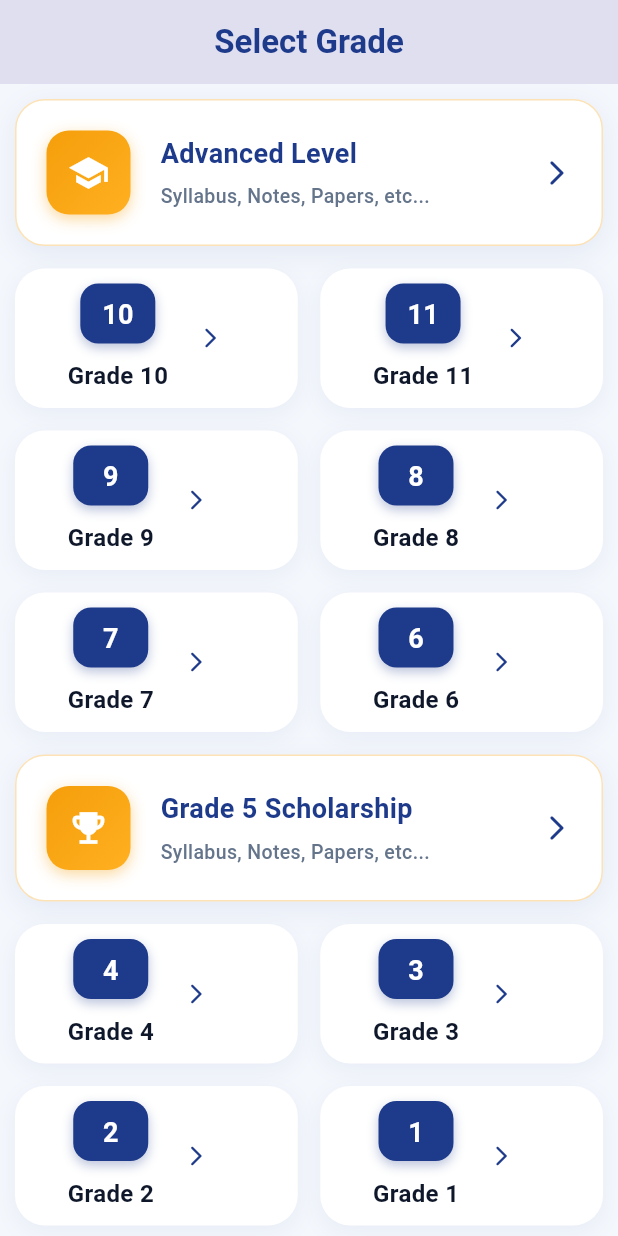
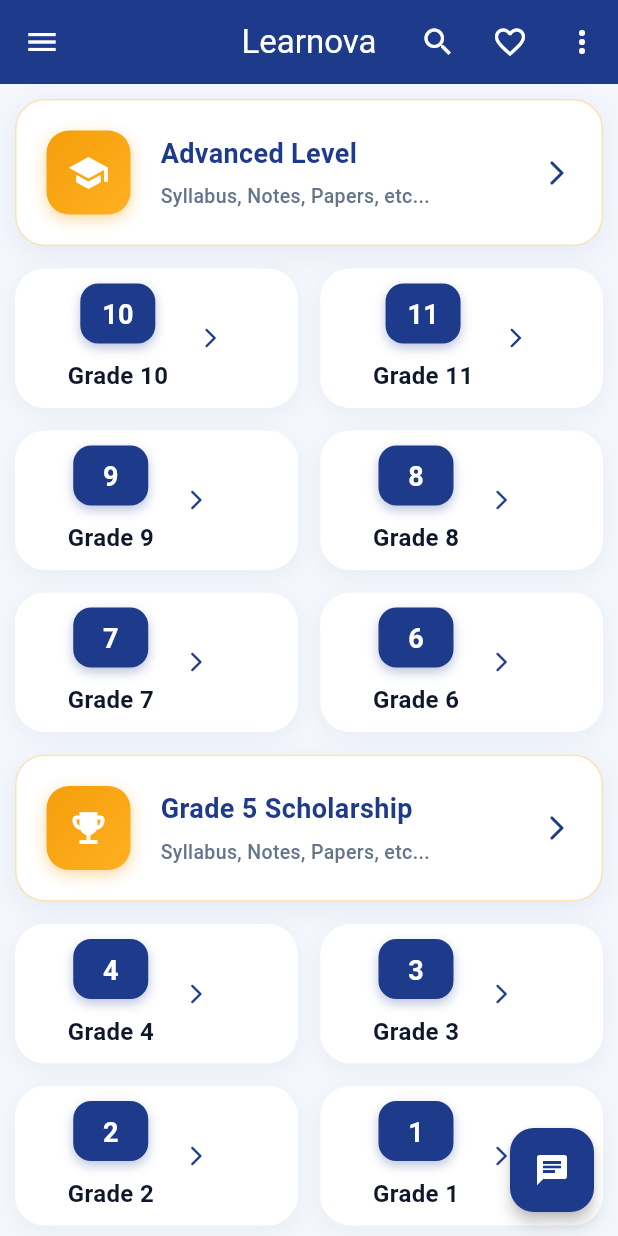
Before and after one commit to KalpaSulochana/learnova, a Flutter app: the screen it shows after launch, on a phone screen of 412 x 824 dp. Run offline on Flutter 3.47's test engine with Material 3 defaults, Android fonts, the phone set to English and light mode, and no system bars.

Commit message:
reverse and fix a  bug

```diff
--- a/lib/gradeSelectionScreen.dart
+++ b/lib/gradeSelectionScreen.dart
@@ -15,16 +15,89 @@
   @override
   Widget build(BuildContext context) {
     return Scaffold(
+      floatingActionButton: FloatingActionButton(
+        onPressed: () {
+          // Action when tapped
+          ScaffoldMessenger.of(context).showSnackBar(
+            const SnackBar(content: Text('Action button pressed')),
+          );
+        },
+        backgroundColor: primaryBlue,
+        foregroundColor: Colors.white,
+        elevation: 4.0,
+        shape: RoundedRectangleBorder(
+          borderRadius: BorderRadius.circular(16.0),
+        ),
+        tooltip: 'New Chat',
+        child: const Icon(Icons.chat),
+      ),
+
       backgroundColor: bgColor,
       appBar: AppBar(
-        backgroundColor: bgColor,
-        elevation: 100,
-        title: Text(
-          "Select Grade",
-          style: TextStyle(color: primaryBlue, fontWeight: FontWeight.bold),
-        ),
-        centerTitle: true,
-      ),
+          title: const Text('Learnova'),
+          backgroundColor: primaryBlue,
+          foregroundColor: Colors.white,
+          centerTitle: true,
+
+          // 1. Interactive Leading Button
+          leading: IconButton(
+            icon: const Icon(Icons.menu),
+            tooltip: 'Menu',
+            onPressed: () {
+              // Action on tap
+            },
+          ),
+
+          // 2. Interactive Action Buttons & Dropdown Menu
+          actions: [
+            IconButton(
+              icon: const Icon(Icons.search),
+              tooltip: 'Search',
+              onPressed: () {
+                // Action on tap
+              },
+            ),
+            IconButton(
+              icon: const Icon(Icons.favorite_border),
+              tooltip: 'Favorite',
+              onPressed: () {
+                // Action on tap
+              },
+            ),
+            // Built-in interactive popup menu (no state code needed)
+            PopupMenuButton<String>(
+              color: Colors.grey,
+
+              icon: const Icon(Icons.more_vert),
+              tooltip: 'More Options',
+              onSelected: (value) {
+                // Action on selection
+              },
+              itemBuilder: (BuildContext context) => [
+                 PopupMenuItem(
+                  value: 'settings',
+                  child: Text('Settings', style: TextStyle(
+                    fontSize: 15,
+                    color: textDark,
+                  ),),
+                ),
+                 PopupMenuItem(
+                  value: 'share',
+                  child: Text('Share', style: TextStyle(
+                    fontSize: 15,
+                    color: textDark,
+                  ),),
+                ),
+                PopupMenuItem(
+                  value: 'logout',
+                  child: Text('Logout', style: TextStyle(
+                    fontSize: 15,
+                    color: textDark,
+                  ),),
+                ),
+              ],
+            ),
+          ],),
       body: SingleChildScrollView(
         child: Padding(
           padding: const EdgeInsets.symmetric(horizontal: 10.0, vertical: 10.0),
```
Also changed, not shown: lib/alMathsSubjects.dart (+4 -4 lines), lib/alStreamSelection.dart (+6 -1 lines).
